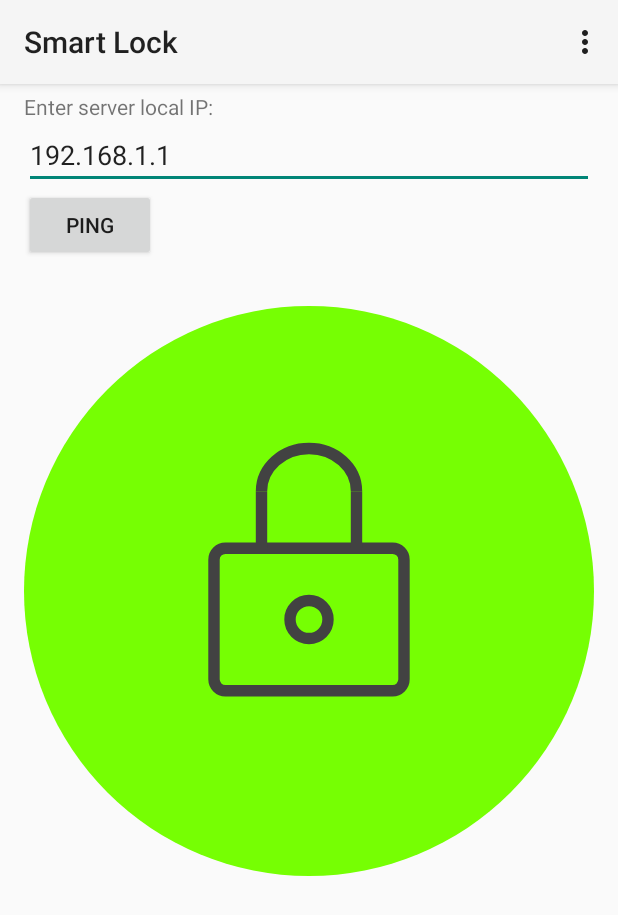
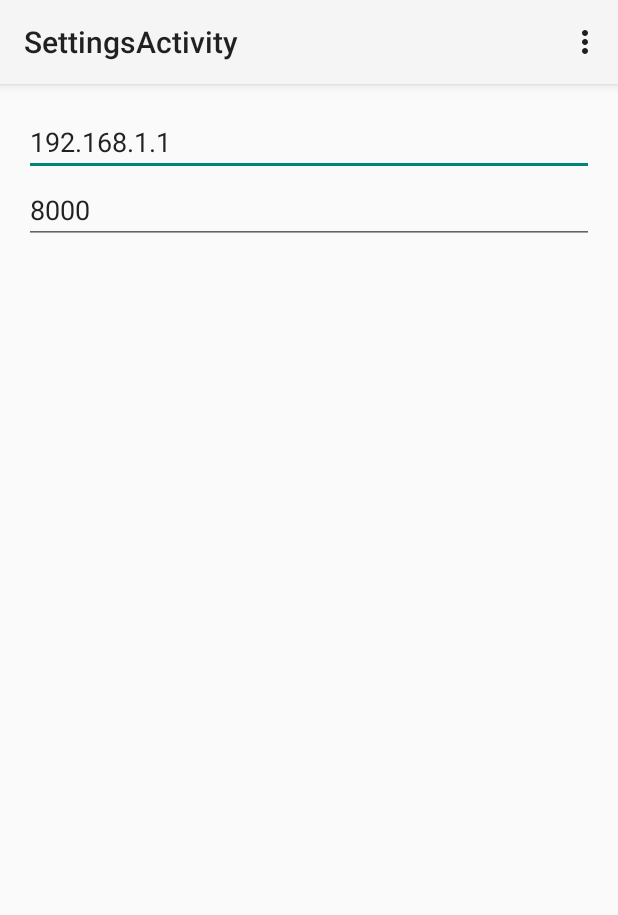
Before and after one commit to aarya123/SmartLock, an Android app: the screen it shows after launch (MainActivity before the commit, SettingsActivity after it), in the options menu, after a tap on "Settings", on a phone screen of 412 x 824 dp. Shown: the top 915 px of the screen. Run offline under Robolectric (Android 15) with nearby library versions, the phone set to English and light mode, and no system bars; libraries missing offline, so code that uses them is left out: com.google.android.gms; 2 statements that could not run were skipped.

Commit message:
Settings activity

```diff
--- a/SmartLockApp/app/src/main/AndroidManifest.xml
+++ b/SmartLockApp/app/src/main/AndroidManifest.xml
@@ -19,9 +19,10 @@
         android:theme="@style/AppTheme" >
         <activity
                 android:name=".Activities.MainActivity"
-                android:label="@string/app_name" >
+                android:label="@string/app_name">
             <intent-filter>
                 <action android:name="android.intent.action.MAIN" />
+
                 <category android:name="android.intent.category.LAUNCHER" />
             </intent-filter>
         </activity>
@@ -52,6 +53,10 @@
             </intent-filter>
         </service>
 
+        <activity
+                android:name=".Activities.SettingsActivity"
+                android:label="@string/title_activity_settings">
+        </activity>
     </application>
 
 </manifest>
--- a/SmartLockApp/app/src/main/java/com/android/smartlock/Activities/MainActivity.java
+++ b/SmartLockApp/app/src/main/java/com/android/smartlock/Activities/MainActivity.java
@@ -1,12 +1,12 @@
 package com.android.smartlock.Activities;
 
 import android.app.Activity;
+import android.content.Intent;
 import android.os.Bundle;
 import android.view.Menu;
 import android.view.MenuItem;
 import android.view.View;
 import android.widget.Button;
-import android.widget.EditText;
 import android.widget.TextView;
 import android.widget.Toast;
 import com.android.smartlock.Constants;
@@ -19,7 +19,6 @@ import com.android.smartlock.R;
 public class MainActivity extends Activity {
 
     Button pingButton;
-    EditText serverAddress;
     TextView output;
     Lock lockButton;
 
@@ -30,15 +29,12 @@ public class MainActivity extends Activity {
         setContentView(R.layout.activity_main);
 
         pingButton = (Button) findViewById(R.id.button_ping);
-        serverAddress = (EditText) findViewById(R.id.editText_address);
-        serverAddress.setText(Constants.getIPAdress());
         output = (TextView) findViewById(R.id.textView_output);
         lockButton = (Lock) findViewById(R.id.lockButton);
 
         lockButton.setOnClickListener(new View.OnClickListener() {
             @Override
             public void onClick(View view) {
-                Constants.setIpAddress(serverAddress.getText().toString());
                 if (lockButton.isLocked()) {
                     new LockDoor(MainActivity.this).execute();
                 } else {
@@ -50,7 +46,6 @@ public class MainActivity extends Activity {
         pingButton.setOnClickListener(new View.OnClickListener() {
             @Override
             public void onClick(View v) {
-                Constants.setIpAddress(serverAddress.getText().toString());
                 String msg = "TCP Send: " + Constants.getIPAdress();
                 Toast.makeText(getApplicationContext(), msg, Toast.LENGTH_SHORT).show();
                 GCMRegister reg = new GCMRegister(MainActivity.this);
@@ -61,7 +56,7 @@ public class MainActivity extends Activity {
 
     @Override
     public boolean onCreateOptionsMenu(Menu menu) {
-        getMenuInflater().inflate(R.menu.activity_main_menu, menu);
+        getMenuInflater().inflate(R.menu.menu_main, menu);
         return true;
     }
 
@@ -69,8 +64,8 @@ public class MainActivity extends Activity {
     public boolean onOptionsItemSelected(MenuItem item) {
         int id = item.getItemId();
         if (id == R.id.settingsButton) {
-            //Intent intent = new Intent(this, SettingsActivity.class);
-            //startActivity(intent);
+            Intent intent = new Intent(this, SettingsActivity.class);
+            startActivity(intent);
             return true;
         }
         return super.onOptionsItemSelected(item);
--- /dev/null
+++ b/SmartLockApp/app/src/main/java/com/android/smartlock/Activities/SettingsActivity.java
@@ -0,0 +1,44 @@
+package com.android.smartlock.Activities;
+
+import android.app.Activity;
+import android.os.Bundle;
+import android.view.Menu;
+import android.view.MenuItem;
+import android.widget.EditText;
+import com.android.smartlock.Constants;
+import com.android.smartlock.R;
+
+public class SettingsActivity extends Activity {
+    EditText ipEditText;
+    EditText portEditText;
+
+    @Override
+    protected void onCreate(Bundle savedInstanceState) {
+        super.onCreate(savedInstanceState);
+        setContentView(R.layout.activity_settings);
+        ipEditText = (EditText) findViewById(R.id.ipEditText);
+        ipEditText.setText(Constants.getIPAdress());
+        portEditText = (EditText) findViewById(R.id.portEditText);
+        portEditText.setText(Constants.getPort() + "");
+    }
+
+    public boolean onCreateOptionsMenu(Menu menu) {
+        getMenuInflater().inflate(R.menu.menu_settings, menu);
+        return true;
+    }
+
+    @Override
+    public boolean onOptionsItemSelected(MenuItem item) {
+        int id = item.getItemId();
+        if (id == R.id.saveButton) {
+            Constants.setIpAddress(ipEditText.getText().toString());
+            Constants.setPort(Integer.parseInt(portEditText.getText().toString()));
+            finish();
+            return true;
+        } else if (id == R.id.discardButton) {
+            finish();
+            return true;
+        }
+        return super.onOptionsItemSelected(item);
+    }
+}
--- a/SmartLockApp/app/src/main/java/com/android/smartlock/Constants.java
+++ b/SmartLockApp/app/src/main/java/com/android/smartlock/Constants.java
@@ -6,17 +6,20 @@ import android.preference.PreferenceManager;
 
 public class Constants {
     public static final int TIMEOUT = 5000;
-    public static final int PORT = 8000;
+
     private static final String DEVICE_ID_KEY = "deviceId";
     private static final String IP_ADDRESS_KEY = "ipAddress";
+    private static final String PORT_KEY = "port";
     private static SharedPreferences mSharedPreferences;
     private static String IP_ADDRESS;
     private static String DEVICE_ID;
+    private static int PORT;
 
     public static void init(Context context) {
         mSharedPreferences = PreferenceManager.getDefaultSharedPreferences(context);
         DEVICE_ID = mSharedPreferences.getString(DEVICE_ID_KEY, "-1");
         IP_ADDRESS = mSharedPreferences.getString(IP_ADDRESS_KEY, "192.168.1.1");
+        PORT = mSharedPreferences.getInt(PORT_KEY, 8000);
     }
 
     public static String getDeviceId() {
@@ -32,8 +35,17 @@ public class Constants {
         return IP_ADDRESS;
     }
 
-    public static void setIpAddress(String IP) {
-        Constants.IP_ADDRESS = IP;
-        mSharedPreferences.edit().putString(IP_ADDRESS_KEY, IP).apply();
+    public static void setIpAddress(String ip) {
+        Constants.IP_ADDRESS = ip;
+        mSharedPreferences.edit().putString(IP_ADDRESS_KEY, ip).apply();
+    }
+
+    public static int getPort() {
+        return PORT;
+    }
+
+    public static void setPort(int port) {
+        Constants.PORT = port;
+        mSharedPreferences.edit().putInt(PORT_KEY, port).apply();
     }
 }
--- a/SmartLockApp/app/src/main/java/com/android/smartlock/Internet/Internet.java
+++ b/SmartLockApp/app/src/main/java/com/android/smartlock/Internet/Internet.java
@@ -30,13 +30,13 @@ public class Internet {
                 "Accept-Language: en-us,en;q=0.5\n\n";
         String msg = header + content + '\n';
 
-        Log.d("TCP", Constants.getIPAdress() + " " + Constants.PORT + " " + Constants.TIMEOUT + " " + content);
+        Log.d("TCP", Constants.getIPAdress() + " " + Constants.getPort() + " " + Constants.TIMEOUT + " " + content);
 
         char[] buff = new char[RESPONSE_LEN];
         String modifiedSentence;
         Socket clientSocket;
         try {
-            clientSocket = new Socket(Constants.getIPAdress(), Constants.PORT);
+            clientSocket = new Socket(Constants.getIPAdress(), Constants.getPort());
             DataOutputStream outToServer = new DataOutputStream(clientSocket.getOutputStream());
             BufferedReader inFromServer = new BufferedReader(new InputStreamReader(clientSocket.getInputStream()));
             outToServer.writeBytes(msg);
--- a/SmartLockApp/app/src/main/res/layout/activity_main.xml
+++ b/SmartLockApp/app/src/main/res/layout/activity_main.xml
@@ -1,20 +1,8 @@
 <LinearLayout xmlns:android="http://schemas.android.com/apk/res/android"
               android:layout_width="match_parent"
               android:layout_height="match_parent"
-              android:paddingLeft="16dp"
-              android:paddingRight="16dp"
+              android:padding="16dp"
               android:orientation="vertical">
-
-    <TextView android:text="@string/enter_ip"
-              android:layout_width="wrap_content"
-              android:layout_height="wrap_content"
-              android:paddingTop="5dp"/>
-
-    <EditText
-            android:layout_width="fill_parent"
-            android:layout_height="wrap_content"
-            android:singleLine="true"
-            android:id="@+id/editText_address"/>
 
     <Button
             android:layout_width="wrap_content"
--- /dev/null
+++ b/SmartLockApp/app/src/main/res/layout/activity_settings.xml
@@ -0,0 +1,21 @@
+<LinearLayout xmlns:android="http://schemas.android.com/apk/res/android"
+              xmlns:tools="http://schemas.android.com/tools"
+              android:layout_width="match_parent"
+              android:layout_height="match_parent"
+              android:orientation="vertical"
+              android:padding="@dimen/activity_horizontal_margin"
+              tools:context="com.android.smartlock.Activities.SettingsActivity">
+
+    <EditText
+            android:hint="IP Address"
+            android:layout_width="fill_parent"
+            android:layout_height="wrap_content"
+            android:id="@+id/ipEditText"/>
+    <EditText
+            android:hint="Port"
+            android:layout_width="fill_parent"
+            android:layout_height="wrap_content"
+            android:inputType="numberSigned"
+            android:id="@+id/portEditText"/>
+
+</LinearLayout>
--- /dev/null
+++ b/SmartLockApp/app/src/main/res/menu/menu_settings.xml
@@ -0,0 +1,13 @@
+<menu xmlns:android="http://schemas.android.com/apk/res/android"
+      xmlns:app="http://schemas.android.com/apk/res-auto"
+      xmlns:tools="http://schemas.android.com/tools"
+      tools:context="com.android.smartlock.Activities.SettingsActivity">
+    <item android:id="@+id/discardButton"
+          android:icon="@drawable/ic_clear_black"
+          android:title="@string/action_discard"
+          app:showAsAction="ifRoom"/>
+    <item android:id="@+id/saveButton"
+          android:icon="@drawable/ic_save_black"
+          android:title="@string/action_save"
+          app:showAsAction="ifRoom"/>
+</menu>
--- a/SmartLockApp/app/src/main/res/values/strings.xml
+++ b/SmartLockApp/app/src/main/res/values/strings.xml
@@ -2,6 +2,8 @@
     <string name="app_name">Smart Lock</string>
     <string name="enter_ip">Enter server local IP:</string>
     <string name="action_settings">Settings</string>
+    <string name="action_save">Save</string>
+    <string name="action_discard">Discard</string>
     <string name="button_ping">Ping</string>
     <string name="title_activity_settings">SettingsActivity</string>
 
```
Also changed, not shown: SmartLockApp/app/src/main/res/drawable-hdpi/ic_clear_black.png (added), SmartLockApp/app/src/main/res/drawable-hdpi/ic_save_black.png (added), SmartLockApp/app/src/main/res/drawable-mdpi/ic_clear_black.png (added), SmartLockApp/app/src/main/res/drawable-mdpi/ic_save_black.png (added), SmartLockApp/app/src/main/res/drawable-xhdpi/ic_clear_black.png (added), SmartLockApp/app/src/main/res/drawable-xhdpi/ic_save_black.png (added), SmartLockApp/app/src/main/res/drawable-xxhdpi/ic_clear_black.png (added), SmartLockApp/app/src/main/res/drawable-xxhdpi/ic_save_black.png (added), SmartLockApp/app/src/main/res/drawable-xxxhdpi/ic_clear_black.png (added), SmartLockApp/app/src/main/res/drawable-xxxhdpi/ic_save_black.png (added), SmartLockApp/app/src/main/res/menu/menu_main.xml (renamed from SmartLockApp/app/src/main/res/menu/activity_main_menu.xml).
